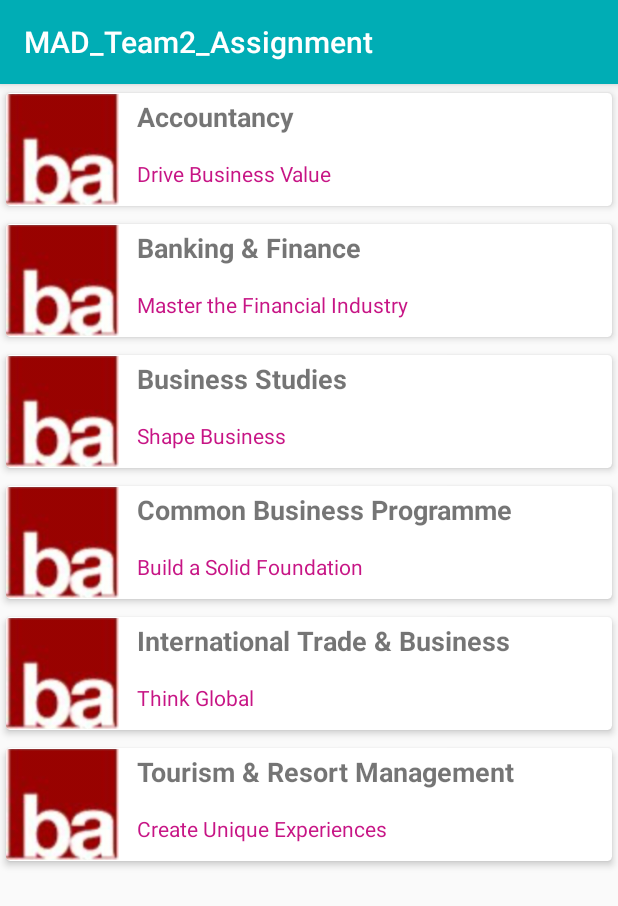
After one commit to qixunnnn/MAD-Team2-Assignment, an Android app: the CourseActivity screen opened directly, with no data from a screen before it, on a phone screen of 412 x 824 dp. The commit adds this screen. Shown: the top 906 px of the screen. Run offline under Robolectric (Android 15) with nearby library versions, the phone set to English and light mode, and no system bars.

Commit message:
CourseAdapter, CourseActivity, CourseModel and CourseViewHolder class added. Added drawable images for all logo. Added course layout and recyclerview
Updated Manifest to view CourseActivity

```diff
--- a/app/src/main/AndroidManifest.xml
+++ b/app/src/main/AndroidManifest.xml
@@ -17,6 +17,8 @@
 
         </activity>
         <activity android:name=".schoolactivity"></activity>
+        <activity android:name=".CourseActivity"></activity>
+
         <activity android:name=".LoginActivity">
             <intent-filter>
                 <action android:name="android.intent.action.MAIN" />
--- /dev/null
+++ b/app/src/main/java/sg/edu/sg/mad_t02_assignment/CourseActivity.java
@@ -0,0 +1,207 @@
+package sg.edu.sg.mad_t02_assignment;
+
+import android.os.Bundle;
+import android.util.Log;
+
+import androidx.annotation.Nullable;
+import androidx.appcompat.app.AppCompatActivity;
+import androidx.recyclerview.widget.DefaultItemAnimator;
+import androidx.recyclerview.widget.LinearLayoutManager;
+import androidx.recyclerview.widget.RecyclerView;
+
+import java.util.ArrayList;
+
+public class CourseActivity extends AppCompatActivity {
+
+    private final String TAG = "Course Activity";
+
+    @Override
+    protected void onCreate(@Nullable Bundle savedInstanceState) {
+        super.onCreate(savedInstanceState);
+        setContentView(R.layout.course_activity);
+
+        int mPostID = getIntent().getIntExtra("pos",0);
+        Log.v(TAG,"Position of recyclerview: " + String.valueOf(mPostID));
+
+        RecyclerView recyclerView = findViewById(R.id.course_recycler);
+        CourseAdapter cAdapter = new CourseAdapter(this, getAllSchool(mPostID)); //Use the position value to return the Arraylist accordingly
+
+        LinearLayoutManager sLayoutManager = new LinearLayoutManager(this);
+
+        recyclerView.setLayoutManager(sLayoutManager);
+        recyclerView.setItemAnimator(new DefaultItemAnimator());
+        recyclerView.setAdapter(cAdapter);
+
+        Log.v(TAG, "Finished Pre-Initialization");
+    }
+
+    private ArrayList<CourseModel> getAllSchool(int position) {
+
+        ArrayList<CourseModel> courseList = new ArrayList<>();
+        CourseModel courseModel;
+        String schoolname = "No school";
+
+        if (position == 0){
+            //ADD BA SCHOOL INTO LIST
+            courseModel = new CourseModel("Accountancy", "Drive Business Value", R.drawable.balogo);
+            courseList.add(courseModel);
+
+            courseModel = new CourseModel("Banking & Finance", "Master the Financial Industry", R.drawable.balogo);
+            courseList.add(courseModel);
+
+            courseModel = new CourseModel("Business Studies", "Shape Business", R.drawable.balogo);
+            courseList.add(courseModel);
+
+            courseModel = new CourseModel("Common Business Programme", "Build a Solid Foundation", R.drawable.balogo);
+            courseList.add(courseModel);
+
+            courseModel = new CourseModel("International Trade & Business", "Think Global", R.drawable.balogo);
+            courseList.add(courseModel);
+
+            courseModel = new CourseModel("Tourism & Resort Management", "Create Unique Experiences", R.drawable.balogo);
+            courseList.add(courseModel);
+            schoolname = "BA";
+
+        }
+        else if (position == 1)
+        {
+            //ADD DE SCHOOL INTO LIST
+            courseModel = new CourseModel("Design", "Design for Better Living", R.drawable.delogo);
+            courseList.add(courseModel);
+
+            courseModel = new CourseModel("Real Estate Business", "Market and Manage Properties", R.drawable.delogo);
+            courseList.add(courseModel);
+
+            courseModel = new CourseModel("Hotel & Leisure Facilities Management", "Deliver World-Class Hospitality & Facilities Management", R.drawable.delogo);
+            courseList.add(courseModel);
+
+            schoolname = "DE";
+        }
+        else if (position == 2)
+        {
+            //ADD ENGINEER SCHOOL INTO LIST
+            courseModel = new CourseModel("Aerospace Engineering", "", R.drawable.soelogo);
+            courseList.add(courseModel);
+
+            courseModel = new CourseModel("Electrical Engineer", "", R.drawable.soelogo);
+            courseList.add(courseModel);
+
+            courseModel = new CourseModel("Automation & Mechatronic System", "", R.drawable.soelogo);
+            courseList.add(courseModel);
+
+            courseModel = new CourseModel("Biomedical Engineering", "", R.drawable.soelogo);
+            courseList.add(courseModel);
+
+            courseModel = new CourseModel("Common Engineering Programme", "", R.drawable.soelogo);
+            courseList.add(courseModel);
+
+            courseModel = new CourseModel("Electrical & Computer Engineering", "", R.drawable.soelogo);
+            courseList.add(courseModel);
+
+            courseModel = new CourseModel("Engineering Science", "", R.drawable.soelogo);
+            courseList.add(courseModel);
+
+            courseModel = new CourseModel("Marina & Offshore Technology", "", R.drawable.soelogo);
+            courseList.add(courseModel);
+
+            courseModel = new CourseModel("Mechanical Engineering", "", R.drawable.soelogo);
+            courseList.add(courseModel);
+
+            schoolname = "Engineering";
+        }
+        else if (position == 3)
+        {
+            //ADD HMS SCHOOL INTO LIST
+            courseModel = new CourseModel("Community Development", "Work with Purpose", R.drawable.hmslogo);
+            courseList.add(courseModel);
+
+            courseModel = new CourseModel("Early Childhood Development", "Nurture and care for young children", R.drawable.hmslogo);
+            courseList.add(courseModel);
+
+            courseModel = new CourseModel("Tamil Studies with Early Education", "Delve into Tamil language, history and customs", R.drawable.hmslogo);
+            courseList.add(courseModel);
+
+            courseModel = new CourseModel("Arts Business Management", "Manage creative businesses", R.drawable.hmslogo);
+            courseList.add(courseModel);
+
+            courseModel = new CourseModel("Chinese Media & Communication", "Embark on careers in media and public relations", R.drawable.hmslogo);
+            courseList.add(courseModel);
+
+            courseModel = new CourseModel("Chinese Studies", "Work in business, education or culture and heritage", R.drawable.hmslogo);
+            courseList.add(courseModel);
+
+            schoolname = "HMS";
+        }
+        else if(position == 4)
+        {
+            //ADD HS SCHOOL INTO LIST
+            courseModel = new CourseModel("Nursing", "Transform Lives", R.drawable.hslogo);
+            courseList.add(courseModel);
+
+            courseModel = new CourseModel("Optometry", "Safeguard Sight", R.drawable.hslogo);
+            courseList.add(courseModel);
+
+            schoolname = "HS";
+        }
+
+        else if(position == 5)
+        {
+            //ADD FMS SCHOOL INTO LIST
+            courseModel = new CourseModel("Media Post-Production", "Behind the Scene", R.drawable.fmslogo);
+            courseList.add(courseModel);
+
+            courseModel = new CourseModel("Film, Sound and Video", "Become an editor", R.drawable.fmslogo);
+            courseList.add(courseModel);
+
+            courseModel = new CourseModel("Mass Communication", "All-rounder Media", R.drawable.fmslogo);
+            courseList.add(courseModel);
+
+            schoolname = "FMS";
+        }
+
+        else if(position == 6)
+        {
+            //ADD ICT SCHOOL INTO LIST
+            courseModel = new CourseModel("Data Science", "Transform Data into Value", R.drawable.ictlogo);
+            courseList.add(courseModel);
+
+            courseModel = new CourseModel("Immersive Media", "Create Awesome User Experience", R.drawable.ictlogo);
+            courseList.add(courseModel);
+
+            courseModel = new CourseModel("Common ICT Programme", "Explore Infocomm Frontiers", R.drawable.ictlogo);
+            courseList.add(courseModel);
+
+            courseModel = new CourseModel("Cybersecurity & Digital Forensics", "Fight Cybercrime", R.drawable.ictlogo);
+            courseList.add(courseModel);
+
+            courseModel = new CourseModel("Information Technology", "Be an All-Rounded Tech Pro", R.drawable.ictlogo);
+            courseList.add(courseModel);
+
+            schoolname = "ICT";
+        }
+        else if (position == 7)
+        {
+            //ADD LSCT SCHOOL INTO LIST
+            courseModel = new CourseModel("Biomedical Science", "Discover Medical Breakthroughs", R.drawable.lsctlogo);
+            courseList.add(courseModel);
+
+            courseModel = new CourseModel("Pharmaceutical Science", "Manage Drug Therapy", R.drawable.lsctlogo);
+            courseList.add(courseModel);
+
+            courseModel = new CourseModel("Environmental & Water Technology", "Combat Environmental Challenges", R.drawable.lsctlogo);
+            courseList.add(courseModel);
+
+            courseModel = new CourseModel("Landscape Design & Horticulture", "Innovate Green Landscapes", R.drawable.lsctlogo);
+            courseList.add(courseModel);
+
+            courseModel = new CourseModel("Chemical & Biomolecular Engineering", "Combine Expertise for Diverse Industries", R.drawable.lsctlogo);
+            courseList.add(courseModel);
+
+            schoolname = "LSCT";
+        }
+
+        Log.v(TAG,"Returning: " + schoolname + "list");
+        return courseList; //RETURN SCHOOL LIST
+    }
+
+}
--- /dev/null
+++ b/app/src/main/java/sg/edu/sg/mad_t02_assignment/CourseAdapter.java
@@ -0,0 +1,38 @@
+package sg.edu.sg.mad_t02_assignment;
+
+import android.content.Context;
+import android.view.LayoutInflater;
+import android.view.View;
+import android.view.ViewGroup;
+
+import androidx.annotation.NonNull;
+import androidx.recyclerview.widget.RecyclerView;
+
+import java.util.ArrayList;
+
+public class CourseAdapter extends RecyclerView.Adapter<CourseViewHolder> {
+
+    Context context;
+    ArrayList<CourseModel> models;
+
+    public CourseAdapter(Context context, ArrayList<CourseModel> models) {
+        this.context = context;
+        this.models = models;
+    }
+
+    public CourseViewHolder onCreateViewHolder(@NonNull ViewGroup parent, int viewType) {
+        View item = LayoutInflater.from(parent.getContext()).inflate(R.layout.course_itemlist,parent,false); //The layout for each row
+        return new CourseViewHolder(item);
+    }
+
+    public void onBindViewHolder(@NonNull CourseViewHolder holder, int position) {
+        holder.logo.setImageResource(models.get(position).getCourseLogo()); //Image source get from list model list. Image resource were used because images in resource folder is drawable
+        holder.motto.setText(models.get(position).getCourseMotto());        //Set Motto text for each row from model list item.
+        holder.name.setText(models.get(position).getCourseName());          //Set Name text for each row from model list item
+    }
+
+    @Override
+    public int getItemCount() { //Total number of items in models.size
+        return models.size();
+    }
+}
--- /dev/null
+++ b/app/src/main/java/sg/edu/sg/mad_t02_assignment/CourseModel.java
@@ -0,0 +1,42 @@
+package sg.edu.sg.mad_t02_assignment;
+
+public class CourseModel {
+
+    private String CourseName;
+    private String CourseMotto;
+    private int CourseLogo;
+
+    public CourseModel() {
+
+    }
+
+    public CourseModel(String name, String motto, int logo){
+        this.CourseName = name;
+        this.CourseMotto = motto;
+        this.CourseLogo = logo;
+    }
+
+    public String getCourseName() {
+        return CourseName;
+    }
+
+    public void setCourseName(String courseName) {
+        CourseName = courseName;
+    }
+
+    public String getCourseMotto() {
+        return CourseMotto;
+    }
+
+    public void setCourseMotto(String courseMotto) {
+        CourseMotto = courseMotto;
+    }
+
+    public int getCourseLogo() {
+        return CourseLogo;
+    }
+
+    public void setCourseLogo(int courseLogo) {
+        CourseLogo = courseLogo;
+    }
+}
--- /dev/null
+++ b/app/src/main/java/sg/edu/sg/mad_t02_assignment/CourseViewHolder.java
@@ -0,0 +1,21 @@
+package sg.edu.sg.mad_t02_assignment;
+
+import android.view.View;
+import android.widget.ImageView;
+import android.widget.TextView;
+
+import androidx.annotation.NonNull;
+import androidx.recyclerview.widget.RecyclerView;
+
+public class CourseViewHolder extends RecyclerView.ViewHolder {
+    ImageView logo;
+    TextView name;
+    TextView motto;
+
+    public CourseViewHolder(@NonNull View itemView) {
+        super(itemView);
+        logo = itemView.findViewById(R.id.course_logo);
+        name = itemView.findViewById(R.id.course_name);
+        motto = itemView.findViewById(R.id.course_motto);
+    }
+}
--- /dev/null
+++ b/app/src/main/res/layout/course_activity.xml
@@ -0,0 +1,11 @@
+<?xml version="1.0" encoding="utf-8"?>
+<LinearLayout xmlns:android="http://schemas.android.com/apk/res/android"
+    android:orientation="vertical" android:layout_width="match_parent"
+    android:layout_height="match_parent">
+
+    <androidx.recyclerview.widget.RecyclerView
+        android:layout_width="match_parent"
+        android:layout_height="match_parent"
+        android:id="@+id/course_recycler"
+        />
+</LinearLayout>
--- /dev/null
+++ b/app/src/main/res/layout/course_itemlist.xml
@@ -0,0 +1,52 @@
+<?xml version="1.0" encoding="utf-8"?>
+<androidx.cardview.widget.CardView xmlns:android="http://schemas.android.com/apk/res/android"
+    android:layout_width="match_parent"
+    android:layout_height="wrap_content"
+    xmlns:app="http://schemas.android.com/apk/res-auto"
+    app:cardCornerRadius="3dp"
+    app:cardElevation="3dp"
+    app:cardUseCompatPadding="true">
+
+    <RelativeLayout
+        android:layout_width="match_parent"
+        android:layout_height="wrap_content"
+        android:paddingRight="15dp"
+        >
+
+        <ImageView
+            android:layout_width="75dp"
+            android:layout_height="75dp"
+            android:id="@+id/course_logo"
+            />
+
+        <TextView
+            android:layout_width="wrap_content"
+            android:layout_height="wrap_content"
+            android:id="@+id/course_name"
+            android:text="Course Name"
+            android:textSize="18sp"
+            android:textStyle="bold"
+            android:layout_toRightOf="@+id/course_logo"
+            android:layout_toEndOf="@+id/course_logo"
+            android:layout_marginLeft="12dp"
+            android:layout_marginStart="12dp"
+            android:layout_marginTop="3dp"
+            />
+
+        <TextView
+            android:layout_width="wrap_content"
+            android:layout_height="wrap_content"
+            android:id="@+id/course_motto"
+            android:text="Course Description"
+            android:textColor="@color/MediumVioletRed"
+            android:textSize="14sp"
+            android:layout_toRightOf="@id/course_logo"
+            android:layout_toEndOf="@id/course_logo"
+            android:layout_marginLeft="12dp"
+            android:layout_marginTop="16dp"
+            android:layout_below="@id/course_name"/>
+
+    </RelativeLayout>
+
+
+</androidx.cardview.widget.CardView>
--- a/app/src/main/res/layout/school_itemlist.xml
+++ b/app/src/main/res/layout/school_itemlist.xml
@@ -11,9 +11,7 @@
         <ImageView
             android:id="@+id/school_image"
             android:layout_width="match_parent"
-            android:layout_height="188dp"
-
-            android:src="@drawable/ba" />
+            android:layout_height="188dp" />
 
 
 </androidx.cardview.widget.CardView>
```
Also changed, not shown: app/src/main/java/sg/edu/sg/mad_t02_assignment/SchoolAdapter.java (+12 -4 lines), app/src/main/java/sg/edu/sg/mad_t02_assignment/schoolactivity.java (+7 -1 lines), app/src/main/res/drawable/balogo.png (added), app/src/main/res/drawable/delogo.png (added), app/src/main/res/drawable/fmslogo.png (added), app/src/main/res/drawable/hmslogo.png (added), app/src/main/res/drawable/hslogo.png (added), app/src/main/res/drawable/ictlogo.png (added), app/src/main/res/drawable/lsctlogo.png (added), app/src/main/res/drawable/soelogo.png (added).
